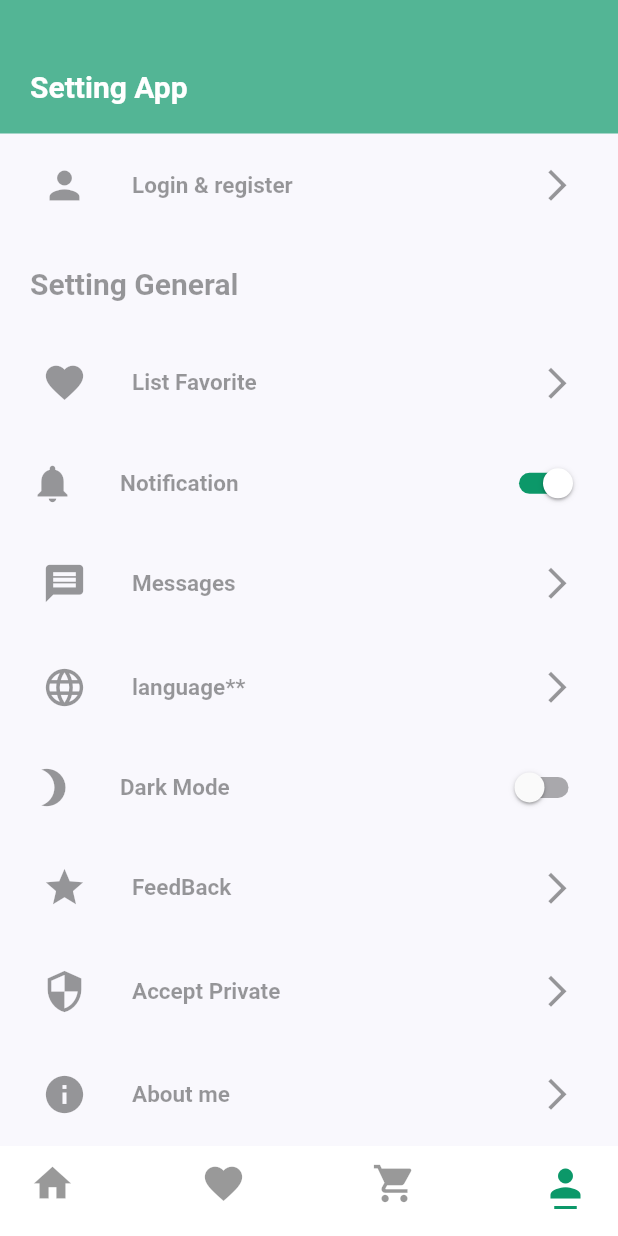
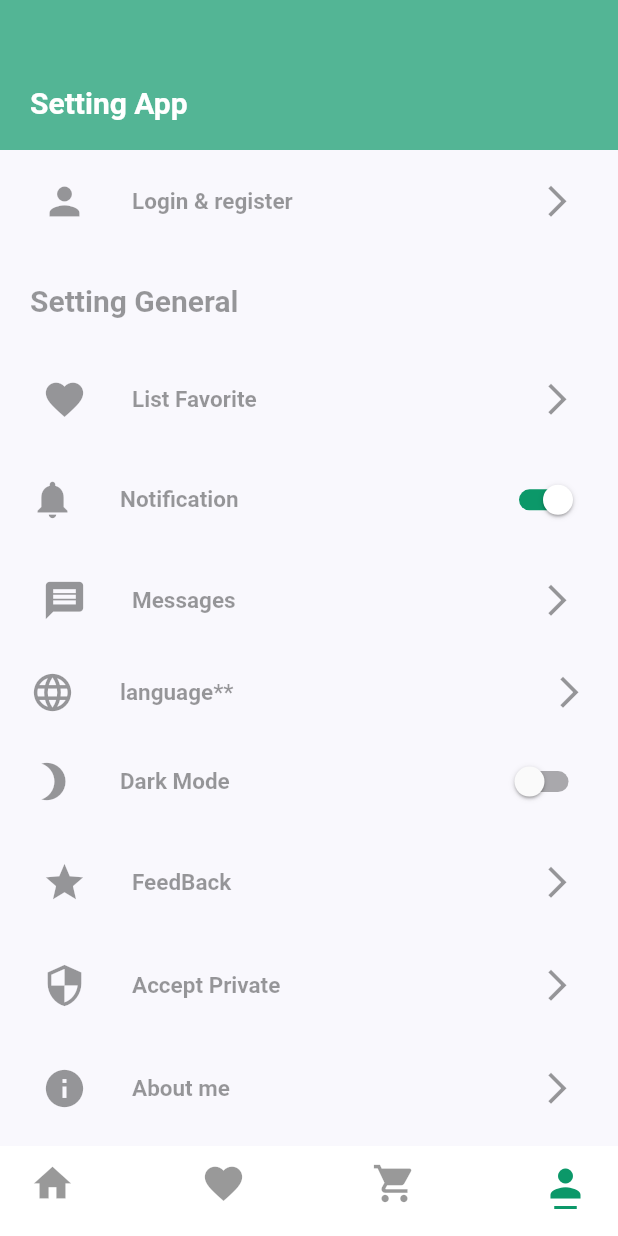
Before and after one commit to hemid32/e-commerce-phone-shope, a Flutter app: the screen it shows after launch, scrolled down 484 dp, after a tap on the "person" icon, on a phone screen of 412 x 824 dp. Run offline on Flutter 3.47's test engine with Material 2 defaults, Android fonts, the phone set to English and light mode, and no system bars; our stand-ins replace bloc, cloud_firestore, email_validator, equatable, firebase_auth, firebase_core and 8 more; accounts and stored records are empty; network calls fail; Roboto replaces fonts that are missing (Georgia).

Commit message:
some fix

```diff
--- a/lib/screens/homescreen/componants/costom_listTile.dart
+++ b/lib/screens/homescreen/componants/costom_listTile.dart
@@ -33,3 +33,36 @@ class CostomListTile extends StatelessWidget {
     );
   }
 }
+
+
+
+class CostomListTileChangeLang extends StatelessWidget {
+  const CostomListTileChangeLang({
+    Key? key,required this.title,required this.icon
+  }) : super(key: key);
+  final String title ;
+  final IconData icon ;
+  //final Function onTap ;
+
+  @override
+  Widget build(BuildContext context) {
+    return Container(
+      margin: EdgeInsets.symmetric(horizontal:  20 , vertical: 2),
+      height: 50,
+      width:  double.infinity,
+      decoration: BoxDecoration(
+          color: Theme.of(context).cardColor
+      ),
+      child: Row(
+        children: [
+          Icon(icon ,  color:  Theme.of(context).iconTheme.color, ) ,
+          SizedBox(width: 30,) ,
+          Text('$title ' , style: Theme.of(context).textTheme.button,) ,
+          Spacer() ,
+          Icon(Icons.arrow_forward_ios , color:  Theme.of(context).iconTheme.color, size: 25,)
+
+        ],
+      ),
+    );
+  }
+}
--- a/lib/screens/homescreen/widgeets/favorite.dart
+++ b/lib/screens/homescreen/widgeets/favorite.dart
@@ -27,7 +27,7 @@ class Favorite extends StatelessWidget {
         builder: (context, snapshot) {
           return  FutureBuilder(
             builder: (context, state) {
-              return BlocFavorite.get(context).listFav.isEmpty  ? Container() :  Column(
+              return   Column(
                 children: [
                   //SearchAndIconMenu() ,
                   //HeaderFavorite() ,
--- a/lib/screens/homescreen/widgeets/setting_app.dart
+++ b/lib/screens/homescreen/widgeets/setting_app.dart
@@ -109,6 +109,7 @@ class SettingAPP extends StatelessWidget {
         //CostomListTile(title: 'Language' , icon: Icons.language,onTap: (){
           BlocConsumer<BlocLanguage , StateBlocLanguage>(
             listener: (context, state){
+
               if(state is StateBlocLanguageChangeLanguage){
                 //Toast.show('Language has changed', context ) ;
                 showInSnackBar(context ,'Language has changed', color: kPrimaryColor ) ;
@@ -120,7 +121,7 @@ class SettingAPP extends StatelessWidget {
               return PopupMenuButton(
                 color: Theme.of(context).accentColor,
                 onSelected: (String  newLang)=>BlocLanguage.get(context).changeLocal(newLang),
-                child: CostomListTile(title: getLang(context , 'language') , icon: Icons.language , onTap: (){},),
+                child: CostomListTileChangeLang(title: getLang(context , 'language') , icon: Icons.language ),
                 itemBuilder:(context)=> [
                 PopupMenuItem(  value: 'ar',child: ItemListMenu(title: 'ar', icon:  'assets/icons/ar.svg', valueLang: 'ar',)) ,
                 PopupMenuItem(  value: 'fr',child: ItemListMenu(title: 'fr', icon:  'assets/icons/ar.svg', valueLang: 'fr',)) ,
```
Also changed, not shown: lib/screens/allProduite/componants/container_vide.dart (line endings or trailing spaces).
